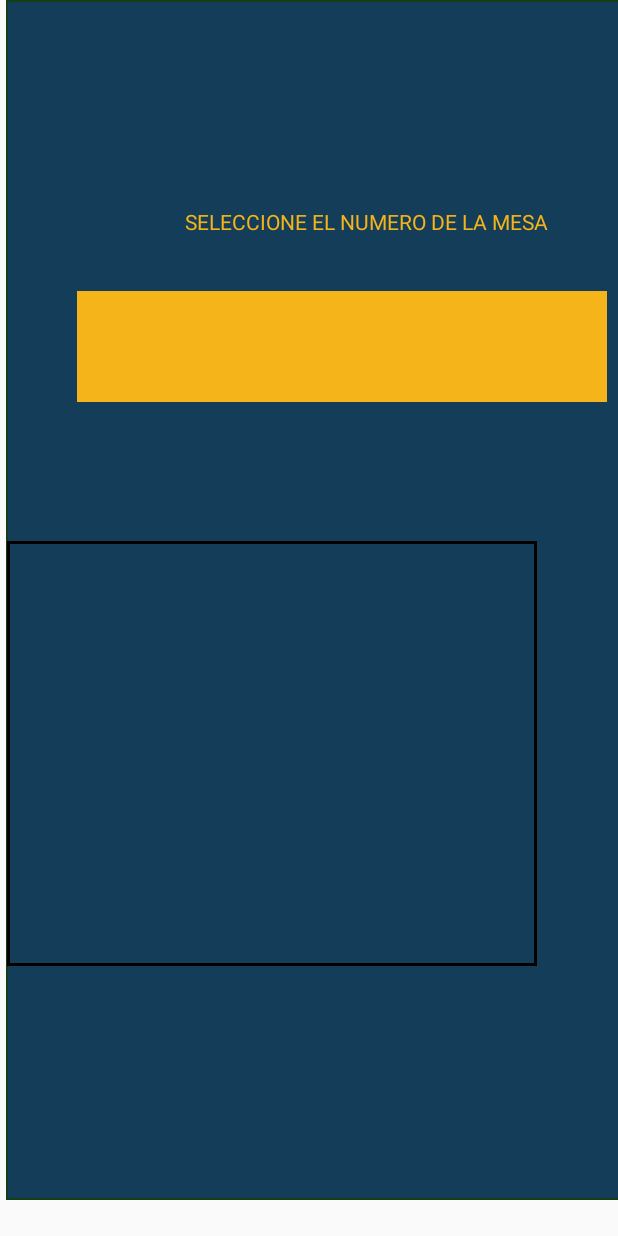
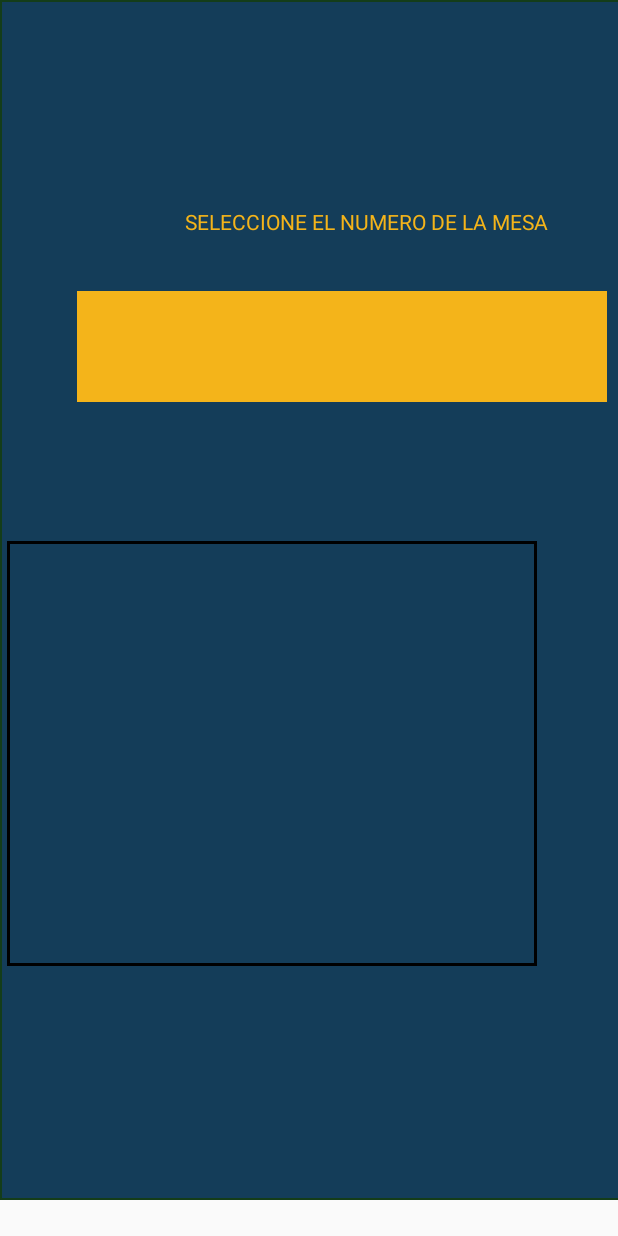
Before and after one commit to darkfrozen132/RestauranteAPI, an Android app: the mesas screen opened directly, with no data from a screen before it, on a phone screen of 412 x 824 dp. Run offline under Robolectric (Android 15) with nearby library versions, the phone set to English and light mode, and no system bars; 1 statement that could not run was skipped.

Commit message:
Update mesas.xml

```diff
--- a/RestauranteAPP/app/src/main/res/layout/mesas.xml
+++ b/RestauranteAPP/app/src/main/res/layout/mesas.xml
@@ -9,7 +9,6 @@
         android:id="@+id/view"
         android:layout_width="1338dp"
         android:layout_height="800dp"
-        android:layout_marginStart="4dp"
         android:background="@drawable/_bg__login_ek2_shape"
         app:layout_constraintStart_toStartOf="parent"
         app:layout_constraintTop_toTopOf="parent" />
```
